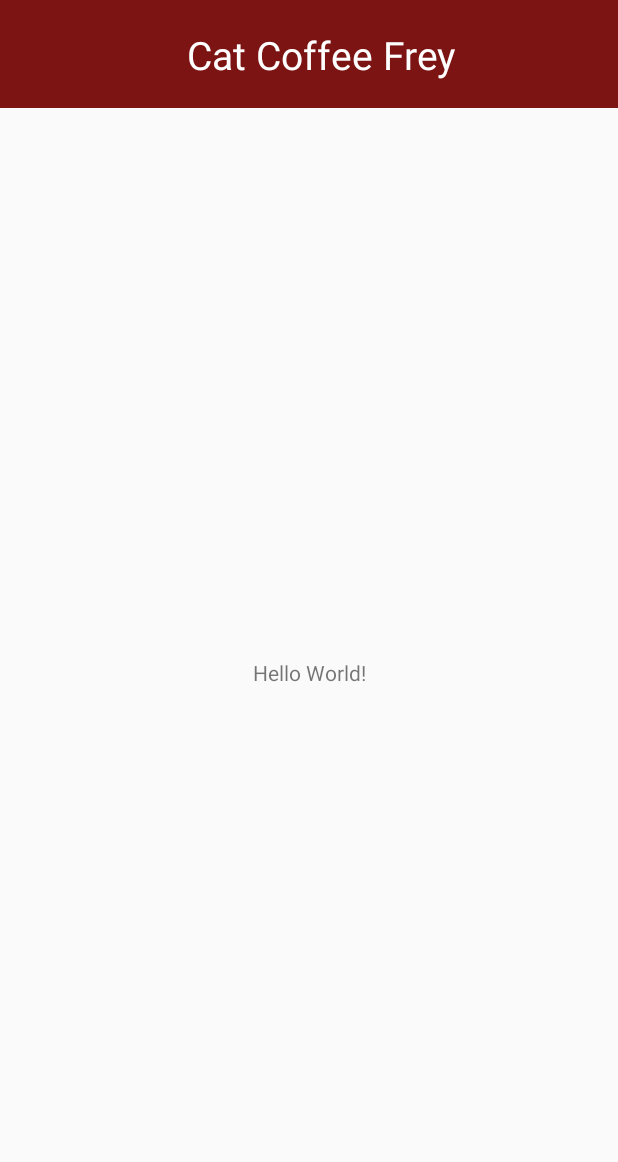
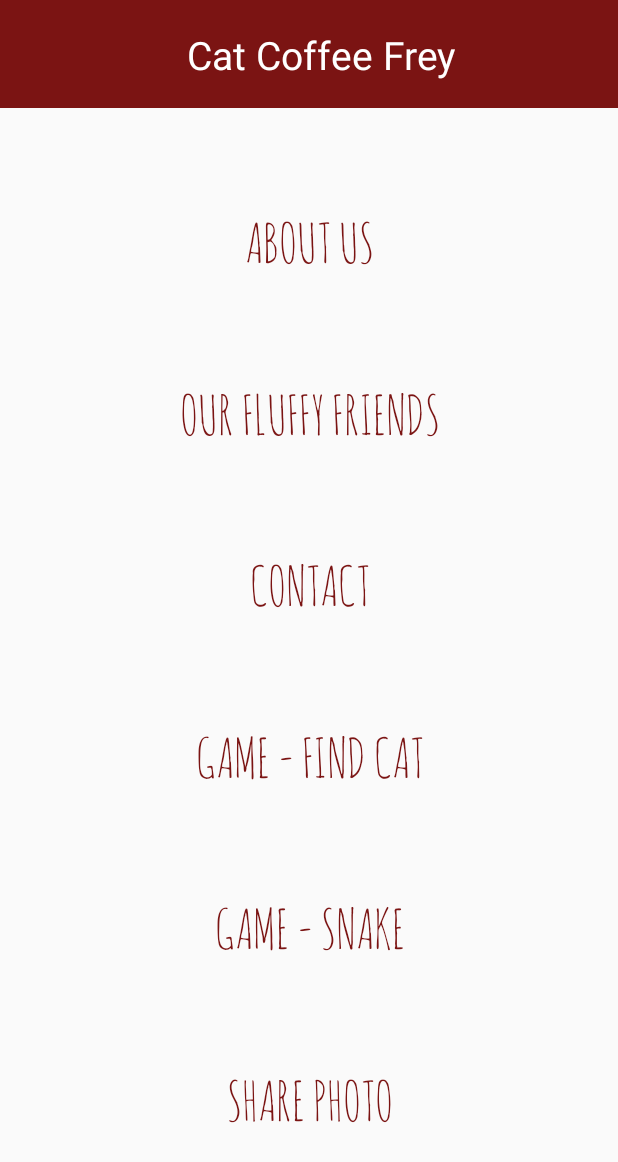
Before and after one commit to kjs566/kockafe-android, an Android app: the screen it shows after launch (HomeActivity), on a phone screen of 412 x 824 dp. Shown: the top 1162 px of the screen. Run offline under Robolectric (Android 15) with nearby library versions, the phone set to English and light mode, and no system bars.

Commit message:
created home buttons

```diff
--- a/base/src/main/res/layout/activity_base.xml
+++ b/base/src/main/res/layout/activity_base.xml
@@ -39,6 +39,8 @@
         app:layout_constraintBottom_toBottomOf="parent"
         app:layout_constraintLeft_toLeftOf="parent"
         app:layout_constraintRight_toRightOf="parent"
-        app:layout_constraintTop_toBottomOf="@id/toolbar"></FrameLayout>
+        app:layout_constraintTop_toBottomOf="@id/toolbar">
+
+    </FrameLayout>
 
 </android.support.constraint.ConstraintLayout>
--- a/base/src/main/res/values/styles.xml
+++ b/base/src/main/res/values/styles.xml
@@ -8,4 +8,12 @@
         <item name="colorAccent">@color/colorAccent</item>
     </style>
 
+    <style name="MenuButton" parent="Widget.AppCompat.Button.Borderless">
+        <item name="android:fontFamily">@font/amatic_font</item>
+        <item name="android:textSize">36sp</item>
+        <item name="android:textColor">@color/colorPrimary</item>
+        <item name="android:paddingTop">0dp</item>
+        <item name="android:paddingBottom">0dp</item>
+    </style>
+
 </resources>
--- a/feature/src/main/res/layout/activity_home_content.xml
+++ b/feature/src/main/res/layout/activity_home_content.xml
@@ -6,13 +6,76 @@
     android:layout_height="match_parent"
     tools:context=".HomeActivity">
 
-    <TextView
+    <Button
+        android:id="@+id/btn_about"
+        style="@style/MenuButton"
         android:layout_width="wrap_content"
         android:layout_height="wrap_content"
-        android:text="Hello World!"
-        app:layout_constraintBottom_toBottomOf="parent"
-        app:layout_constraintLeft_toLeftOf="parent"
-        app:layout_constraintRight_toRightOf="parent"
+        android:text="@string/about"
+        app:layout_constraintBottom_toTopOf="@+id/btn_cats"
+        app:layout_constraintEnd_toEndOf="parent"
+        app:layout_constraintHorizontal_bias="0.5"
+        app:layout_constraintStart_toStartOf="parent"
         app:layout_constraintTop_toTopOf="parent" />
 
+    <Button
+        android:id="@+id/btn_cats"
+        style="@style/MenuButton"
+        android:layout_width="wrap_content"
+        android:layout_height="wrap_content"
+        android:text="@string/our_fluffy_friends"
+        app:layout_constraintBottom_toTopOf="@+id/btn_contact"
+        app:layout_constraintEnd_toEndOf="parent"
+        app:layout_constraintHorizontal_bias="0.5"
+        app:layout_constraintStart_toStartOf="parent"
+        app:layout_constraintTop_toBottomOf="@+id/btn_about" />
+
+    <Button
+        android:id="@+id/btn_contact"
+        style="@style/MenuButton"
+        android:layout_width="wrap_content"
+        android:layout_height="wrap_content"
+        android:text="@string/contact"
+        app:layout_constraintBottom_toTopOf="@+id/btn_game1"
+        app:layout_constraintEnd_toEndOf="parent"
+        app:layout_constraintHorizontal_bias="0.5"
+        app:layout_constraintStart_toStartOf="parent"
+        app:layout_constraintTop_toBottomOf="@+id/btn_cats" />
+
+    <Button
+        android:id="@+id/btn_game1"
+        style="@style/MenuButton"
+        android:layout_width="wrap_content"
+        android:layout_height="wrap_content"
+        android:text="@string/game_find_cat"
+        app:layout_constraintBottom_toTopOf="@+id/btn_game2"
+        app:layout_constraintEnd_toEndOf="parent"
+        app:layout_constraintHorizontal_bias="0.5"
+        app:layout_constraintStart_toStartOf="parent"
+        app:layout_constraintTop_toBottomOf="@+id/btn_contact" />
+
+    <Button
+        android:id="@+id/btn_game2"
+        style="@style/MenuButton"
+        android:layout_width="wrap_content"
+        android:layout_height="wrap_content"
+        android:text="@string/game_snake"
+        app:layout_constraintBottom_toTopOf="@+id/btn_share"
+        app:layout_constraintEnd_toEndOf="parent"
+        app:layout_constraintHorizontal_bias="0.5"
+        app:layout_constraintStart_toStartOf="parent"
+        app:layout_constraintTop_toBottomOf="@+id/btn_game1" />
+
+    <Button
+        android:id="@+id/btn_share"
+        style="@style/MenuButton"
+        android:layout_width="wrap_content"
+        android:layout_height="wrap_content"
+        android:text="@string/share_photo"
+        app:layout_constraintBottom_toBottomOf="parent"
+        app:layout_constraintEnd_toEndOf="parent"
+        app:layout_constraintHorizontal_bias="0.5"
+        app:layout_constraintStart_toStartOf="parent"
+        app:layout_constraintTop_toBottomOf="@+id/btn_game2" />
+
 </android.support.constraint.ConstraintLayout>
--- a/feature/src/main/res/values/strings.xml
+++ b/feature/src/main/res/values/strings.xml
@@ -1,3 +1,9 @@
 <resources>
     <string name="home_title">Cat Coffee Frey</string>
+    <string name="about">About us</string>
+    <string name="our_fluffy_friends">Our fluffy friends</string>
+    <string name="contact">Contact</string>
+    <string name="game_find_cat">Game - Find cat</string>
+    <string name="game_snake">Game - Snake</string>
+    <string name="share_photo">Share Photo</string>
 </resources>
```
